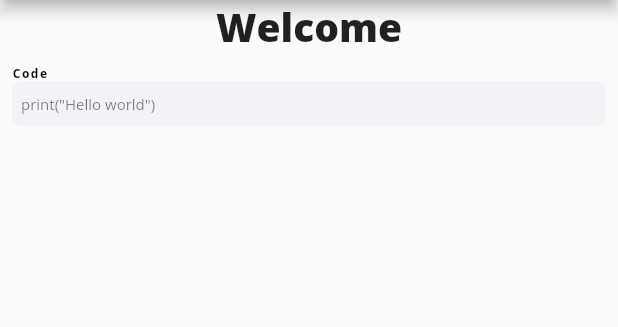
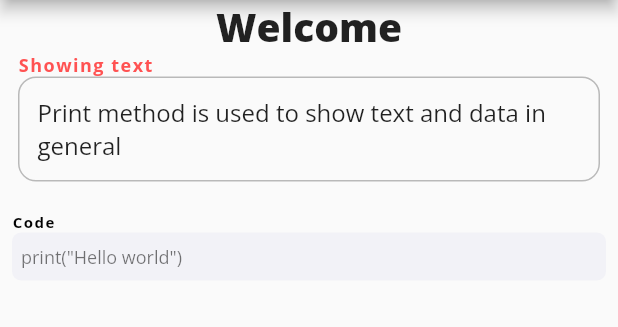
Before and after one commit to arielcarmen/flutter-stuff, a Flutter app: the screen it shows after launch, on a phone screen of 412 x 824 dp, the part 84-411 px from its top. Run offline on Flutter 3.47's test engine with Material 3 defaults, Android fonts, the light colour scheme and no system bars; our stand-ins replace sqflite; accounts and stored records are empty.

Commit message:
checking for code explaining design

```diff
--- a/lib/constants/constants.dart
+++ b/lib/constants/constants.dart
@@ -3,3 +3,5 @@ const String WELCOME = "Welcome";
 
 // Dimensions
 const BORDER_RADIUS = 12.0;
+const TEXT_PADDING = 12.0;
+const TEXT_MARGIN = 12.0;
--- a/lib/main.dart
+++ b/lib/main.dart
@@ -2,6 +2,7 @@ import 'package:flutter/material.dart';
 import 'package:flutter/services.dart';
 import 'package:flutter_stuff/constants/theme.dart';
 import 'package:flutter_stuff/widgets/code_zone.dart';
+import 'package:flutter_stuff/widgets/function_explaining.dart';
 import 'package:flutter_stuff/widgets/main_drawer.dart';
 import 'package:flutter_stuff/widgets/tutorial_title.dart';
 
@@ -31,6 +32,7 @@ class Stuff extends StatelessWidget {
           crossAxisAlignment: CrossAxisAlignment.start,
           children: [
             TutorialTile(title: 'Welcome',),
+            FunctionExplaining(title: "Showing text", explaining: "Print method is used to show text and data in general"),
             CodeZone(code: "print(\"Hello world\")"),
           ],
         ),
--- a/lib/widgets/code_zone.dart
+++ b/lib/widgets/code_zone.dart
@@ -27,7 +27,7 @@ class CodeZone extends StatelessWidget {
               color: CupertinoColors.systemGrey6,
               borderRadius: BorderRadius.circular(BORDER_RADIUS/2)
             ),
-            child: Text(
+            child: SelectableText(
               code,
               style: Theme.of(context).textTheme.bodySmall,
             ),
--- a/lib/widgets/function_explaining.dart
+++ b/lib/widgets/function_explaining.dart
@@ -1,20 +1,43 @@
 import 'package:flutter/material.dart';
+import 'package:flutter_stuff/constants/constants.dart';
 
 class FunctionExplaining extends StatelessWidget {
-  const FunctionExplaining({super.key, required this.explaining});
+  const FunctionExplaining({super.key, required this.explaining, required this.title});
+  final String title;
   final String explaining;
 
   @override
   Widget build(BuildContext context) {
-    return Container(
-      child: Padding(
-        padding: EdgeInsets.symmetric(vertical: 20, horizontal: 10),
-        child: Text(
-          explaining,
-          style: TextStyle(
+    return Column(
+      crossAxisAlignment: CrossAxisAlignment.start,
+      children: [
+        Container(
+          margin: EdgeInsets.only(
+              left: TEXT_MARGIN
+          ),
+          child: Text(
+            title,
+            style: Theme.of(context).textTheme.labelMedium,
           ),
         ),
-      ),
+        Container(
+          margin: EdgeInsets.only(left:TEXT_MARGIN, right: TEXT_MARGIN, bottom: TEXT_MARGIN),
+          decoration: BoxDecoration(
+            border: Border.all(
+              color: Colors.black26,
+              width: 1,
+            ),
+            borderRadius: BorderRadius.circular(BORDER_RADIUS)
+          ),
+          child: Padding(
+            padding: EdgeInsets.symmetric(vertical: TEXT_PADDING, horizontal: TEXT_PADDING),
+            child: Text(
+              explaining,
+              style: Theme.of(context).textTheme.bodyMedium,
+            ),
+          ),
+        ),
+      ],
     );
   }
 }
```
Also changed, not shown: lib/constants/theme.dart (+8 -2 lines).
